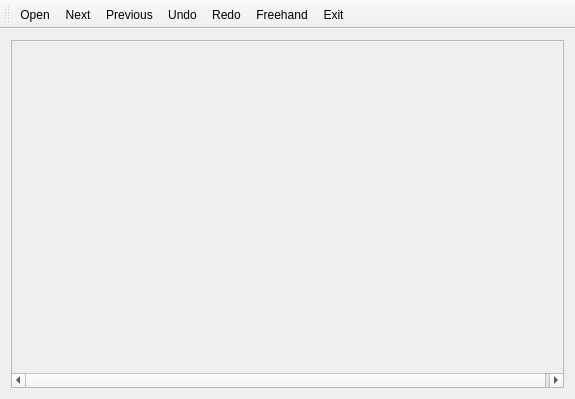
Qt form trunk/iwbc_demo/mainwindow.ui (zeliboba7/watchntouch) before a commit.
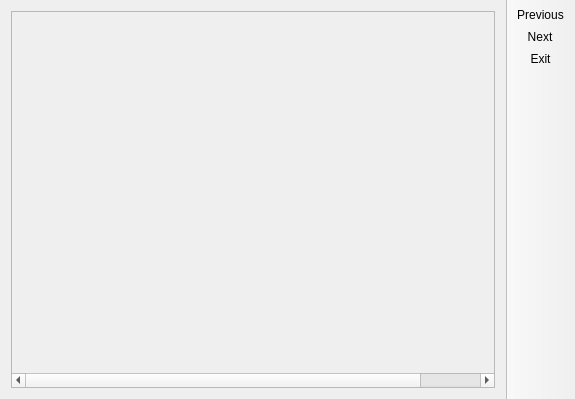
The same form after that commit. Icons and pictures are not drawn.

Commit message: connect context menu actions, add toolbar icons

Diff of the .ui file:
```diff
--- a/trunk/iwbc_demo/mainwindow.ui
+++ b/trunk/iwbc_demo/mainwindow.ui
@@ -27,7 +27,7 @@
        <property name="geometry">
         <rect>
          <x>0</x>
-         <y>0</y>
+         <y>7</y>
          <width>555</width>
          <height>327</height>
         </rect>
@@ -48,18 +48,29 @@
    </property>
   </widget>
   <widget class="QToolBar" name="mainToolBar">
+   <property name="styleSheet">
+    <string notr="true"/>
+   </property>
+   <property name="movable">
+    <bool>false</bool>
+   </property>
+   <property name="allowedAreas">
+    <set>Qt::RightToolBarArea|Qt::TopToolBarArea</set>
+   </property>
+   <property name="iconSize">
+    <size>
+     <width>64</width>
+     <height>64</height>
+    </size>
+   </property>
    <attribute name="toolBarArea">
-    <enum>TopToolBarArea</enum>
+    <enum>RightToolBarArea</enum>
    </attribute>
    <attribute name="toolBarBreak">
     <bool>false</bool>
    </attribute>
-   <addaction name="actionOpen"/>
-   <addaction name="actionNext"/>
    <addaction name="actionPrevious"/>
-   <addaction name="actionUndo"/>
-   <addaction name="actionRedo"/>
-   <addaction name="actionFreehand"/>
+   <addaction name="actionNext"/>
    <addaction name="actionExit"/>
   </widget>
   <action name="actionNext">
```
Left out of the diff: 16 changed lines with no effect on the pictures. The commit also changes 13 other files.
